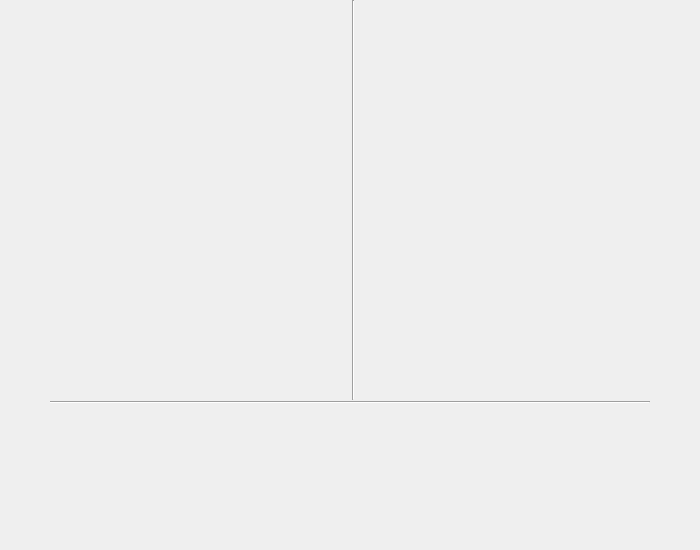
Qt form widget.ui (Franko9/RadarSurface) before a commit.
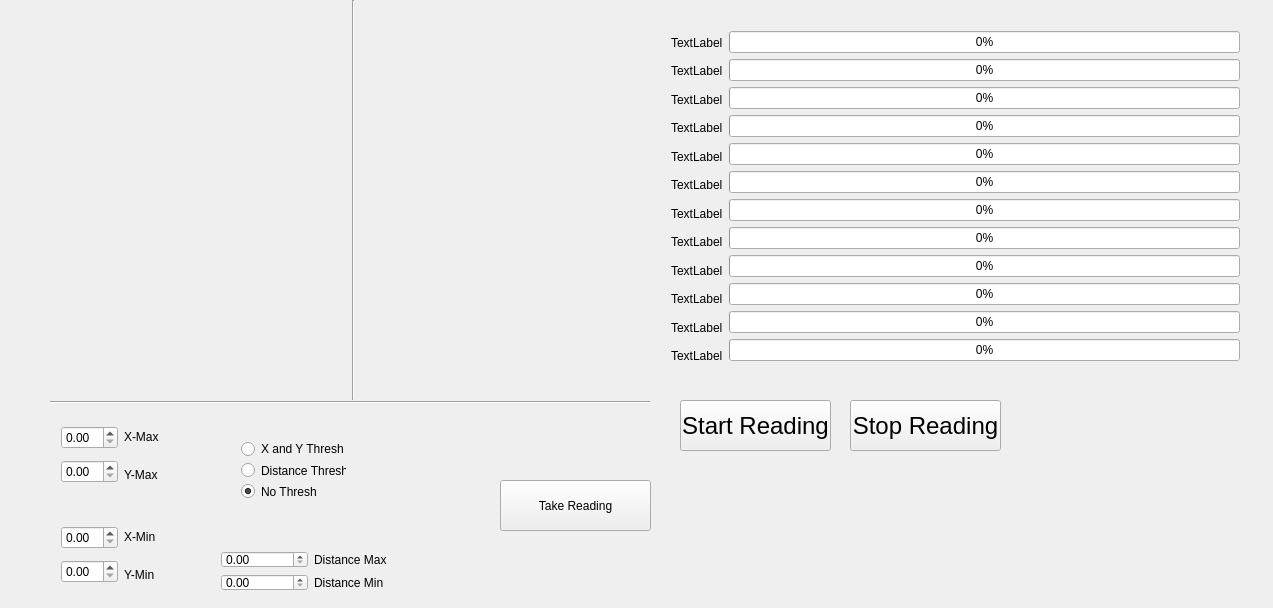
The same form after that commit.

```diff
--- a/widget.ui
+++ b/widget.ui
@@ -6,8 +6,8 @@
    <rect>
     <x>0</x>
     <y>0</y>
-    <width>700</width>
-    <height>550</height>
+    <width>1273</width>
+    <height>608</height>
    </rect>
   </property>
   <property name="windowTitle">
@@ -39,6 +39,438 @@
     <enum>Qt::Horizontal</enum>
    </property>
   </widget>
+  <widget class="QWidget" name="layoutWidget">
+   <property name="geometry">
+    <rect>
+     <x>660</x>
+     <y>20</y>
+     <width>591</width>
+     <height>358</height>
+    </rect>
+   </property>
+   <layout class="QHBoxLayout" name="horizontalLayout">
+    <item>
+     <layout class="QVBoxLayout" name="verticalLayout_2">
+      <item>
+       <widget class="QLabel" name="label_1">
+        <property name="text">
+         <string>TextLabel</string>
+        </property>
+       </widget>
+      </item>
+      <item>
+       <widget class="QLabel" name="label_2">
+        <property name="text">
+         <string>TextLabel</string>
+        </property>
+       </widget>
+      </item>
+      <item>
+       <widget class="QLabel" name="label_3">
+        <property name="text">
+         <string>TextLabel</string>
+        </property>
+       </widget>
+      </item>
+      <item>
+       <widget class="QLabel" name="label_4">
+        <property name="text">
+         <string>TextLabel</string>
+        </property>
+       </widget>
+      </item>
+      <item>
+       <widget class="QLabel" name="label_5">
+        <property name="text">
+         <string>TextLabel</string>
+        </property>
+       </widget>
+      </item>
+      <item>
+       <widget class="QLabel" name="label_6">
+        <property name="text">
+         <string>TextLabel</string>
+        </property>
+       </widget>
+      </item>
+      <item>
+       <widget class="QLabel" name="label_7">
+        <property name="text">
+         <string>TextLabel</string>
+        </property>
+       </widget>
+      </item>
+      <item>
+       <widget class="QLabel" name="label_8">
+        <property name="text">
+         <string>TextLabel</string>
+        </property>
+       </widget>
+      </item>
+      <item>
+       <widget class="QLabel" name="label_9">
+        <property name="text">
+         <string>TextLabel</string>
+        </property>
+       </widget>
+      </item>
+      <item>
+       <widget class="QLabel" name="label_10">
+        <property name="text">
+         <string>TextLabel</string>
+        </property>
+       </widget>
+      </item>
+      <item>
+       <widget class="QLabel" name="label_11">
+        <property name="text">
+         <string>TextLabel</string>
+        </property>
+       </widget>
+      </item>
+      <item>
+       <widget class="QLabel" name="label_12">
+        <property name="text">
+         <string>TextLabel</string>
+        </property>
+       </widget>
+      </item>
+     </layout>
+    </item>
+    <item>
+     <layout class="QVBoxLayout" name="verticalLayout">
+      <item>
+       <widget class="QProgressBar" name="progressBar_1">
+        <property name="maximum">
+         <number>15000</number>
+        </property>
+        <property name="value">
+         <number>24</number>
+        </property>
+       </widget>
+      </item>
+      <item>
+       <widget class="QProgressBar" name="progressBar_2">
+        <property name="maximum">
+         <number>15000</number>
+        </property>
+        <property name="value">
+         <number>24</number>
+        </property>
+       </widget>
+      </item>
+      <item>
+       <widget class="QProgressBar" name="progressBar_3">
+        <property name="maximum">
+         <number>15000</number>
+        </property>
+        <property name="value">
+         <number>24</number>
+        </property>
+       </widget>
+      </item>
+      <item>
+       <widget class="QProgressBar" name="progressBar_4">
+        <property name="maximum">
+         <number>15000</number>
+        </property>
+        <property name="value">
+         <number>24</number>
+        </property>
+       </widget>
+      </item>
+      <item>
+       <widget class="QProgressBar" name="progressBar_5">
+        <property name="maximum">
+         <number>15000</number>
+        </property>
+        <property name="value">
+         <number>24</number>
+        </property>
+       </widget>
+      </item>
+      <item>
+       <widget class="QProgressBar" name="progressBar_6">
+        <property name="maximum">
+         <number>15000</number>
+        </property>
+        <property name="value">
+         <number>24</number>
+        </property>
+       </widget>
+      </item>
+      <item>
+       <widget class="QProgressBar" name="progressBar_7">
+        <property name="maximum">
+         <number>15000</number>
+        </property>
+        <property name="value">
+         <number>24</number>
+        </property>
+       </widget>
+      </item>
+      <item>
+       <widget class="QProgressBar" name="progressBar_8">
+        <property name="maximum">
+         <number>15000</number>
+        </property>
+        <property name="value">
+         <number>24</number>
+        </property>
+       </widget>
+      </item>
+      <item>
+       <widget class="QProgressBar" name="progressBar_9">
+        <property name="maximum">
+         <number>15000</number>
+        </property>
+        <property name="value">
+         <number>24</number>
+        </property>
+       </widget>
+      </item>
+      <item>
+       <widget class="QProgressBar" name="progressBar_10">
+        <property name="maximum">
+         <number>15000</number>
+        </property>
+        <property name="value">
+         <number>24</number>
+        </property>
+       </widget>
+      </item>
+      <item>
+       <widget class="QProgressBar" name="progressBar_11">
+        <property name="maximum">
+         <number>15000</number>
+        </property>
+        <property name="value">
+         <number>24</number>
+        </property>
+       </widget>
+      </item>
+      <item>
+       <widget class="QProgressBar" name="progressBar_12">
+        <property name="maximum">
+         <number>15000</number>
+        </property>
+        <property name="value">
+         <number>24</number>
+        </property>
+       </widget>
+      </item>
+     </layout>
+    </item>
+   </layout>
+  </widget>
+  <widget class="QPushButton" name="pushButton">
+   <property name="geometry">
+    <rect>
+     <x>680</x>
+     <y>400</y>
+     <width>151</width>
+     <height>51</height>
+    </rect>
+   </property>
+   <property name="font">
+    <font>
+     <pointsize>18</pointsize>
+    </font>
+   </property>
+   <property name="text">
+    <string>Start Reading</string>
+   </property>
+  </widget>
+  <widget class="QPushButton" name="pushButton_2">
+   <property name="geometry">
+    <rect>
+     <x>850</x>
+     <y>400</y>
+     <width>151</width>
+     <height>51</height>
+    </rect>
+   </property>
+   <property name="font">
+    <font>
+     <pointsize>18</pointsize>
+    </font>
+   </property>
+   <property name="text">
+    <string>Stop Reading</string>
+   </property>
+  </widget>
+  <widget class="QWidget" name="layoutWidget_2">
+   <property name="geometry">
+    <rect>
+     <x>50</x>
+     <y>510</y>
+     <width>139</width>
+     <height>91</height>
+    </rect>
+   </property>
+   <layout class="QHBoxLayout" name="horizontalLayout_3">
+    <item>
+     <layout class="QVBoxLayout" name="verticalLayout_5">
+      <item>
+       <widget class="QDoubleSpinBox" name="doubleSpinBox_3"/>
+      </item>
+      <item>
+       <widget class="QDoubleSpinBox" name="doubleSpinBox_4"/>
+      </item>
+     </layout>
+    </item>
+    <item>
+     <layout class="QVBoxLayout" name="verticalLayout_6">
+      <item>
+       <widget class="QLabel" name="label_14">
+        <property name="text">
+         <string>X-Min</string>
+        </property>
+       </widget>
+      </item>
+      <item>
+       <widget class="QLabel" name="label_15">
+        <property name="text">
+         <string>Y-Min</string>
+        </property>
+       </widget>
+      </item>
+     </layout>
+    </item>
+   </layout>
+  </widget>
+  <widget class="QPushButton" name="pushButton_3">
+   <property name="geometry">
+    <rect>
+     <x>500</x>
+     <y>480</y>
+     <width>151</width>
+     <height>51</height>
+    </rect>
+   </property>
+   <property name="text">
+    <string>Take Reading</string>
+   </property>
+  </widget>
+  <widget class="QWidget" name="layoutWidget">
+   <property name="geometry">
+    <rect>
+     <x>50</x>
+     <y>410</y>
+     <width>139</width>
+     <height>91</height>
+    </rect>
+   </property>
+   <layout class="QHBoxLayout" name="horizontalLayout_2">
+    <item>
+     <layout class="QVBoxLayout" name="verticalLayout_3">
+      <item>
+       <widget class="QDoubleSpinBox" name="doubleSpinBox"/>
+      </item>
+      <item>
+       <widget class="QDoubleSpinBox" name="doubleSpinBox_2"/>
+      </item>
+     </layout>
+    </item>
+    <item>
+     <layout class="QVBoxLayout" name="verticalLayout_4">
+      <item>
+       <widget class="QLabel" name="label">
+        <property name="text">
+         <string>X-Max</string>
+        </property>
+       </widget>
+      </item>
+      <item>
+       <widget class="QLabel" name="label_13">
+        <property name="text">
+         <string>Y-Max</string>
+        </property>
+       </widget>
+      </item>
+     </layout>
+    </item>
+   </layout>
+  </widget>
+  <widget class="QWidget" name="layoutWidget">
+   <property name="geometry">
+    <rect>
+     <x>210</x>
+     <y>540</y>
+     <width>201</width>
+     <height>62</height>
+    </rect>
+   </property>
+   <layout class="QVBoxLayout" name="verticalLayout_7">
+    <item>
+     <layout class="QHBoxLayout" name="horizontalLayout_4">
+      <item>
+       <widget class="QDoubleSpinBox" name="doubleSpinBox_5"/>
+      </item>
+      <item>
+       <widget class="QLabel" name="label_16">
+        <property name="text">
+         <string>Distance Max</string>
+        </property>
+       </widget>
+      </item>
+     </layout>
+    </item>
+    <item>
+     <layout class="QHBoxLayout" name="horizontalLayout_5">
+      <item>
+       <widget class="QDoubleSpinBox" name="doubleSpinBox_6"/>
+      </item>
+      <item>
+       <widget class="QLabel" name="label_17">
+        <property name="text">
+         <string>Distance Min</string>
+        </property>
+       </widget>
+      </item>
+     </layout>
+    </item>
+   </layout>
+  </widget>
+  <widget class="QWidget" name="layoutWidget">
+   <property name="geometry">
+    <rect>
+     <x>230</x>
+     <y>430</y>
+     <width>127</width>
+     <height>80</height>
+    </rect>
+   </property>
+   <layout class="QVBoxLayout" name="verticalLayout_8">
+    <item>
+     <widget class="QRadioButton" name="radioButton">
+      <property name="text">
+       <string>X and Y Thresh</string>
+      </property>
+     </widget>
+    </item>
+    <item>
+     <widget class="QRadioButton" name="radioButton_2">
+      <property name="text">
+       <string>Distance Thresh</string>
+      </property>
+     </widget>
+    </item>
+    <item>
+     <widget class="QRadioButton" name="radioButton_3">
+      <property name="enabled">
+       <bool>true</bool>
+      </property>
+      <property name="text">
+       <string>No Thresh</string>
+      </property>
+      <property name="checked">
+       <bool>true</bool>
+      </property>
+     </widget>
+    </item>
+   </layout>
+  </widget>
  </widget>
  <layoutdefault spacing="6" margin="11"/>
  <resources/>
```
